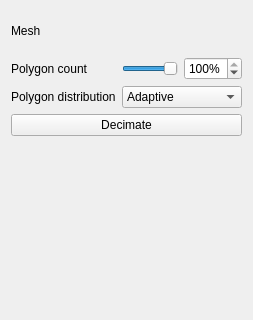
This is Plugins/org.mitk.gui.qt.remeshing/src/internal/QmitkRemeshingViewControls.ui in MITK/MITK as Qt 5 draws it before an edit; both pictures show x 0 to 253 and y 0 to 320 of the 253 by 573 pixel window. The edited form follows.
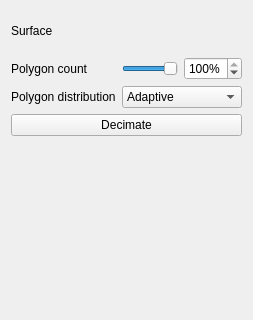
This is the edited form. Icons and pictures are not drawn. Custom widgets are drawn as their Qt base class.

Commit message: Change wording from "mesh" to "surface"

Patch:
```diff
--- a/Plugins/org.mitk.gui.qt.remeshing/src/internal/QmitkRemeshingViewControls.ui
+++ b/Plugins/org.mitk.gui.qt.remeshing/src/internal/QmitkRemeshingViewControls.ui
@@ -85,7 +85,7 @@
         </sizepolicy>
        </property>
        <property name="text">
-        <string>Mesh</string>
+        <string>Surface</string>
        </property>
       </widget>
      </item>
```
Left out of the diff: 2 changed lines with no effect on the pictures. The commit also changes 2 other files.
